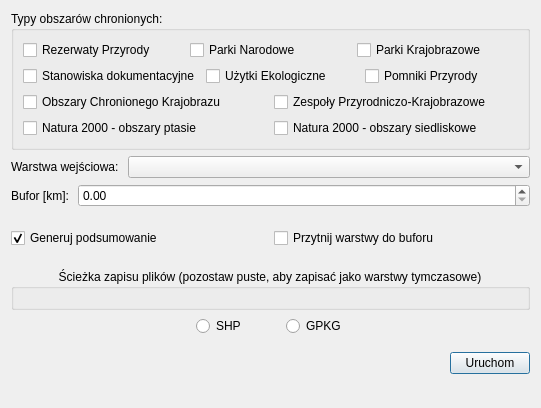
Before: the Qt Designer form obszary_chronione_dialog_base.ui in jankiewiczg/PyQGIS-Obszary-Chronione, drawn with Qt 5.
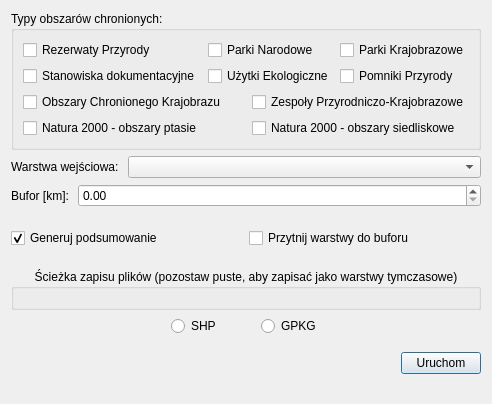
After: the same form once the commit is applied. Custom widgets are drawn as their Qt base class.

```diff
--- a/obszary_chronione_dialog_base.ui
+++ b/obszary_chronione_dialog_base.ui
@@ -6,110 +6,103 @@
    <rect>
     <x>0</x>
     <y>0</y>
-    <width>541</width>
-    <height>408</height>
+    <width>444</width>
+    <height>404</height>
    </rect>
   </property>
   <property name="minimumSize">
    <size>
     <width>0</width>
-    <height>408</height>
+    <height>0</height>
    </size>
   </property>
   <property name="windowTitle">
    <string>Pobierz Obszary Chronione</string>
   </property>
   <layout class="QGridLayout" name="gridLayout_2">
-   <item row="3" column="0">
-    <spacer name="verticalSpacer_3">
-     <property name="orientation">
-      <enum>Qt::Vertical</enum>
+   <item row="0" column="0" colspan="2">
+    <widget class="QGroupBox" name="groupbox_obszary_chronione">
+     <property name="title">
+      <string>Typy obszarów chronionych:</string>
      </property>
-     <property name="sizeType">
-      <enum>QSizePolicy::Minimum</enum>
+     <property name="checkable">
+      <bool>false</bool>
      </property>
-     <property name="sizeHint" stdset="0">
-      <size>
-       <width>20</width>
-       <height>15</height>
-      </size>
-     </property>
-    </spacer>
+     <layout class="QGridLayout" name="gridLayout">
+      <item row="3" column="0">
+       <widget class="QCheckBox" name="check_natura_ptasie">
+        <property name="text">
+         <string>Natura 2000 - obszary ptasie</string>
+        </property>
+       </widget>
+      </item>
+      <item row="1" column="0">
+       <widget class="QCheckBox" name="check_stanowiska">
+        <property name="text">
+         <string>Stanowiska dokumentacyjne</string>
+        </property>
+       </widget>
+      </item>
+      <item row="2" column="0" colspan="2">
+       <widget class="QCheckBox" name="check_obszary_chronionego_krajobrazu">
+        <property name="text">
+         <string>Obszary Chronionego Krajobrazu</string>
+        </property>
+       </widget>
+      </item>
+      <item row="0" column="3">
+       <widget class="QCheckBox" name="check_parki_krajobrazowe">
+        <property name="text">
+         <string>Parki Krajobrazowe</string>
+        </property>
+       </widget>
+      </item>
+      <item row="2" column="2" colspan="2">
+       <widget class="QCheckBox" name="check_zespoly">
+        <property name="text">
+         <string>Zespoły Przyrodniczo-Krajobrazowe</string>
+        </property>
+       </widget>
+      </item>
+      <item row="1" column="3">
+       <widget class="QCheckBox" name="check_pomniki">
+        <property name="text">
+         <string>Pomniki Przyrody</string>
+        </property>
+       </widget>
+      </item>
+      <item row="0" column="0">
+       <widget class="QCheckBox" name="check_rezerwaty">
+        <property name="text">
+         <string>Rezerwaty Przyrody</string>
+        </property>
+       </widget>
+      </item>
+      <item row="1" column="1" colspan="2">
+       <widget class="QCheckBox" name="check_uzytki">
+        <property name="text">
+         <string>Użytki Ekologiczne</string>
+        </property>
+       </widget>
+      </item>
+      <item row="0" column="1" colspan="2">
+       <widget class="QCheckBox" name="check_parki_narodowe">
+        <property name="text">
+         <string>Parki Narodowe</string>
+        </property>
+       </widget>
+      </item>
+      <item row="3" column="2" colspan="2">
+       <widget class="QCheckBox" name="check_natura_siedliskowe">
+        <property name="text">
+         <string>Natura 2000 - obszary siedliskowe</string>
+        </property>
+       </widget>
+      </item>
+     </layout>
+    </widget>
    </item>
-   <item row="7" column="0">
-    <layout class="QHBoxLayout" name="horizontalLayout_10">
-     <item>
-      <spacer name="horizontalSpacer_5">
-       <property name="orientation">
-        <enum>Qt::Horizontal</enum>
-       </property>
-       <property name="sizeHint" stdset="0">
-        <size>
-         <width>108</width>
-         <height>17</height>
-        </size>
-       </property>
-      </spacer>
-     </item>
-     <item>
-      <layout class="QHBoxLayout" name="horizontalLayout_8">
-       <property name="spacing">
-        <number>40</number>
-       </property>
-       <item>
-        <widget class="QRadioButton" name="radio_shp">
-         <property name="text">
-          <string>SHP</string>
-         </property>
-         <property name="checked">
-          <bool>false</bool>
-         </property>
-         <property name="autoExclusive">
-          <bool>false</bool>
-         </property>
-        </widget>
-       </item>
-       <item>
-        <widget class="QRadioButton" name="radio_gpkg">
-         <property name="text">
-          <string>GPKG</string>
-         </property>
-         <property name="autoExclusive">
-          <bool>false</bool>
-         </property>
-        </widget>
-       </item>
-      </layout>
-     </item>
-     <item>
-      <spacer name="horizontalSpacer_4">
-       <property name="orientation">
-        <enum>Qt::Horizontal</enum>
-       </property>
-       <property name="sizeHint" stdset="0">
-        <size>
-         <width>108</width>
-         <height>17</height>
-        </size>
-       </property>
-      </spacer>
-     </item>
-    </layout>
-   </item>
-   <item row="10" column="0">
-    <spacer name="verticalSpacer">
-     <property name="orientation">
-      <enum>Qt::Vertical</enum>
-     </property>
-     <property name="sizeHint" stdset="0">
-      <size>
-       <width>20</width>
-       <height>102</height>
-      </size>
-     </property>
-    </spacer>
-   </item>
-   <item row="1" column="0">
+   <item row="1" column="0" colspan="2">
     <layout class="QHBoxLayout" name="horizontalLayout">
      <item>
       <widget class="QLabel" name="label">
@@ -129,7 +122,7 @@
      </item>
     </layout>
    </item>
-   <item row="2" column="0">
+   <item row="2" column="0" colspan="2">
     <layout class="QHBoxLayout" name="horizontalLayout_5">
      <item>
       <widget class="QLabel" name="label_2">
@@ -153,148 +146,23 @@
      </item>
     </layout>
    </item>
-   <item row="9" column="0">
-    <layout class="QHBoxLayout" name="horizontalLayout_7">
-     <item>
-      <spacer name="horizontalSpacer">
-       <property name="orientation">
-        <enum>Qt::Horizontal</enum>
-       </property>
-       <property name="sizeHint" stdset="0">
-        <size>
-         <width>40</width>
-         <height>20</height>
-        </size>
-       </property>
-      </spacer>
-     </item>
-     <item>
-      <widget class="QPushButton" name="push_uruchom">
-       <property name="text">
-        <string>Uruchom</string>
-       </property>
-      </widget>
-     </item>
-    </layout>
-   </item>
-   <item row="0" column="0">
-    <widget class="QGroupBox" name="groupbox_obszary_chronione">
-     <property name="title">
-      <string>Typy obszarów chronionych:</string>
+   <item row="3" column="0">
+    <spacer name="verticalSpacer_3">
+     <property name="orientation">
+      <enum>Qt::Vertical</enum>
      </property>
-     <property name="checkable">
-      <bool>false</bool>
+     <property name="sizeType">
+      <enum>QSizePolicy::Minimum</enum>
      </property>
-     <layout class="QGridLayout" name="gridLayout">
-      <item row="0" column="0">
-       <layout class="QHBoxLayout" name="horizontalLayout_2">
-        <item>
-         <widget class="QCheckBox" name="check_rezerwaty">
-          <property name="text">
-           <string>Rezerwaty Przyrody</string>
-          </property>
-         </widget>
-        </item>
-        <item>
-         <widget class="QCheckBox" name="check_parki_narodowe">
-          <property name="text">
-           <string>Parki Narodowe</string>
-          </property>
-         </widget>
-        </item>
-        <item>
-         <widget class="QCheckBox" name="check_parki_krajobrazowe">
-          <property name="text">
-           <string>Parki Krajobrazowe</string>
-          </property>
-         </widget>
-        </item>
-       </layout>
-      </item>
-      <item row="1" column="0">
-       <layout class="QHBoxLayout" name="horizontalLayout_3">
-        <item>
-         <widget class="QCheckBox" name="check_stanowiska">
-          <property name="text">
-           <string>Stanowiska dokumentacyjne</string>
-          </property>
-         </widget>
-        </item>
-        <item>
-         <widget class="QCheckBox" name="check_uzytki">
-          <property name="text">
-           <string>Użytki Ekologiczne</string>
-          </property>
-         </widget>
-        </item>
-        <item>
-         <widget class="QCheckBox" name="check_pomniki">
-          <property name="text">
-           <string>Pomniki Przyrody</string>
-          </property>
-         </widget>
-        </item>
-       </layout>
-      </item>
-      <item row="2" column="0">
-       <layout class="QHBoxLayout" name="horizontalLayout_4">
-        <item>
-         <widget class="QCheckBox" name="check_obszary_chronionego_krajobrazu">
-          <property name="text">
-           <string>Obszary Chronionego Krajobrazu</string>
-          </property>
-         </widget>
-        </item>
-        <item>
-         <widget class="QCheckBox" name="check_zespoly">
-          <property name="text">
-           <string>Zespoły Przyrodniczo-Krajobrazowe</string>
-          </property>
-         </widget>
-        </item>
-       </layout>
-      </item>
-      <item row="3" column="0">
-       <layout class="QHBoxLayout" name="horizontalLayout_9">
-        <item>
-         <widget class="QCheckBox" name="check_natura_ptasie">
-          <property name="text">
-           <string>Natura 2000 - obszary ptasie</string>
-          </property>
-         </widget>
-        </item>
-        <item>
-         <widget class="QCheckBox" name="check_natura_siedliskowe">
-          <property name="text">
-           <string>Natura 2000 - obszary siedliskowe</string>
-          </property>
-         </widget>
-        </item>
-       </layout>
-      </item>
-     </layout>
-    </widget>
-   </item>
-   <item row="6" column="0">
-    <widget class="QGroupBox" name="groupBox">
-     <property name="title">
-      <string>Ścieżka zapisu plików (pozostaw puste, aby zapisać jako warstwy tymczasowe)</string>
+     <property name="sizeHint" stdset="0">
+      <size>
+       <width>20</width>
+       <height>15</height>
+      </size>
      </property>
-     <property name="alignment">
-      <set>Qt::AlignHCenter|Qt::AlignTop</set>
-     </property>
-     <layout class="QVBoxLayout" name="verticalLayout_2">
-      <item>
-       <widget class="QgsFileWidget" name="filewidget_folder">
-        <property name="storageMode">
-         <enum>QgsFileWidget::GetDirectory</enum>
-        </property>
-       </widget>
-      </item>
-     </layout>
-    </widget>
+    </spacer>
    </item>
-   <item row="4" column="0">
+   <item row="4" column="0" colspan="2">
     <layout class="QHBoxLayout" name="horizontalLayout_6">
      <item>
       <widget class="QCheckBox" name="check_generuj_podsumowanie">
@@ -315,6 +183,19 @@
      </item>
     </layout>
    </item>
+   <item row="4" column="2">
+    <spacer name="horizontalSpacer_2">
+     <property name="orientation">
+      <enum>Qt::Horizontal</enum>
+     </property>
+     <property name="sizeHint" stdset="0">
+      <size>
+       <width>0</width>
+       <height>20</height>
+      </size>
+     </property>
+    </spacer>
+   </item>
    <item row="5" column="0">
     <spacer name="verticalSpacer_2">
      <property name="orientation">
@@ -331,6 +212,85 @@
      </property>
     </spacer>
    </item>
+   <item row="6" column="0" colspan="2">
+    <widget class="QGroupBox" name="groupBox">
+     <property name="title">
+      <string>Ścieżka zapisu plików (pozostaw puste, aby zapisać jako warstwy tymczasowe)</string>
+     </property>
+     <property name="alignment">
+      <set>Qt::AlignHCenter|Qt::AlignTop</set>
+     </property>
+     <layout class="QVBoxLayout" name="verticalLayout_2">
+      <item>
+       <widget class="QgsFileWidget" name="filewidget_folder">
+        <property name="storageMode">
+         <enum>QgsFileWidget::GetDirectory</enum>
+        </property>
+       </widget>
+      </item>
+     </layout>
+    </widget>
+   </item>
+   <item row="7" column="0" colspan="2">
+    <layout class="QHBoxLayout" name="horizontalLayout_10">
+     <item>
+      <spacer name="horizontalSpacer_5">
+       <property name="orientation">
+        <enum>Qt::Horizontal</enum>
+       </property>
+       <property name="sizeHint" stdset="0">
+        <size>
+         <width>108</width>
+         <height>17</height>
+        </size>
+       </property>
+      </spacer>
+     </item>
+     <item>
+      <layout class="QHBoxLayout" name="horizontalLayout_8">
+       <property name="spacing">
+        <number>40</number>
+       </property>
+       <item>
+        <widget class="QRadioButton" name="radio_shp">
+         <property name="text">
+          <string>SHP</string>
+         </property>
+         <property name="checked">
+          <bool>false</bool>
+         </property>
+         <property name="autoExclusive">
+          <bool>false</bool>
+         </property>
+        </widget>
+       </item>
+       <item>
+        <widget class="QRadioButton" name="radio_gpkg">
+         <property name="text">
+          <string>GPKG</string>
+         </property>
+         <property name="autoExclusive">
+          <bool>false</bool>
+         </property>
+        </widget>
+       </item>
+      </layout>
+     </item>
+     <item>
+      <spacer name="horizontalSpacer_4">
+       <property name="orientation">
+        <enum>Qt::Horizontal</enum>
+       </property>
+       <property name="sizeHint" stdset="0">
+        <size>
+         <width>108</width>
+         <height>17</height>
+        </size>
+       </property>
+      </spacer>
+     </item>
+    </layout>
+   </item>
    <item row="8" column="0">
     <spacer name="verticalSpacer_4">
      <property name="orientation">
@@ -347,6 +307,43 @@
      </property>
     </spacer>
    </item>
+   <item row="9" column="0" colspan="2">
+    <layout class="QHBoxLayout" name="horizontalLayout_7">
+     <item>
+      <spacer name="horizontalSpacer">
+       <property name="orientation">
+        <enum>Qt::Horizontal</enum>
+       </property>
+       <property name="sizeHint" stdset="0">
+        <size>
+         <width>40</width>
+         <height>20</height>
+        </size>
+       </property>
+      </spacer>
+     </item>
+     <item>
+      <widget class="QPushButton" name="push_uruchom">
+       <property name="text">
+        <string>Uruchom</string>
+       </property>
+      </widget>
+     </item>
+    </layout>
+   </item>
+   <item row="10" column="1">
+    <spacer name="verticalSpacer">
+     <property name="orientation">
+      <enum>Qt::Vertical</enum>
+     </property>
+     <property name="sizeHint" stdset="0">
+      <size>
+       <width>20</width>
+       <height>23</height>
+      </size>
+     </property>
+    </spacer>
+   </item>
   </layout>
  </widget>
  <customwidgets>
```
